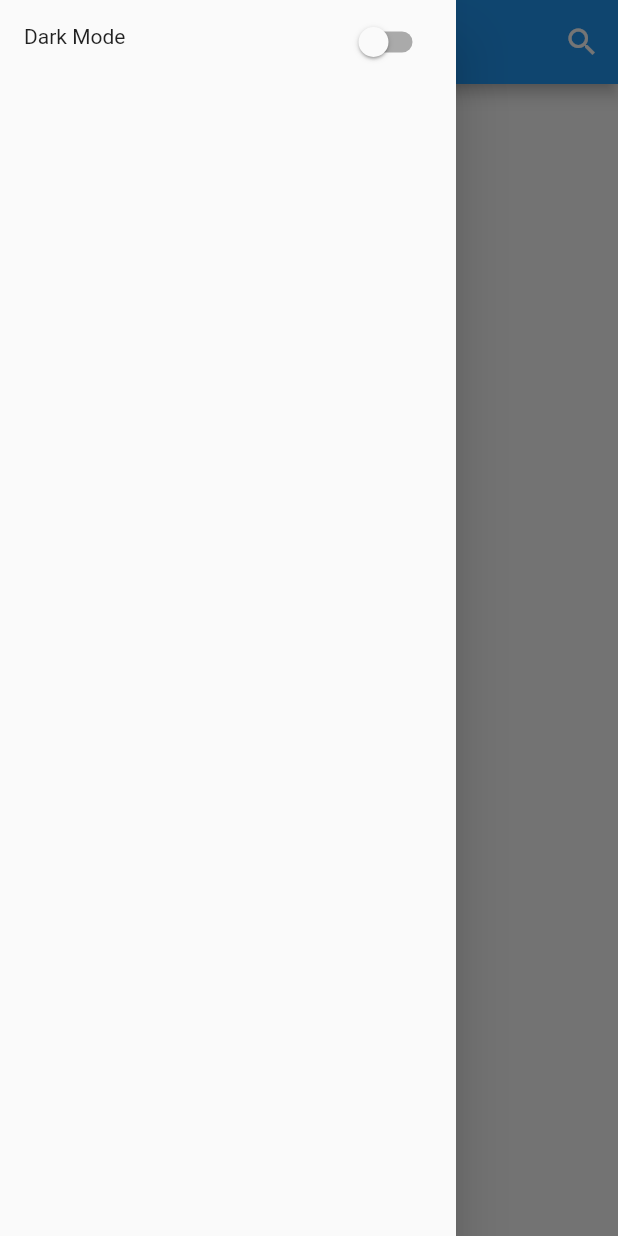
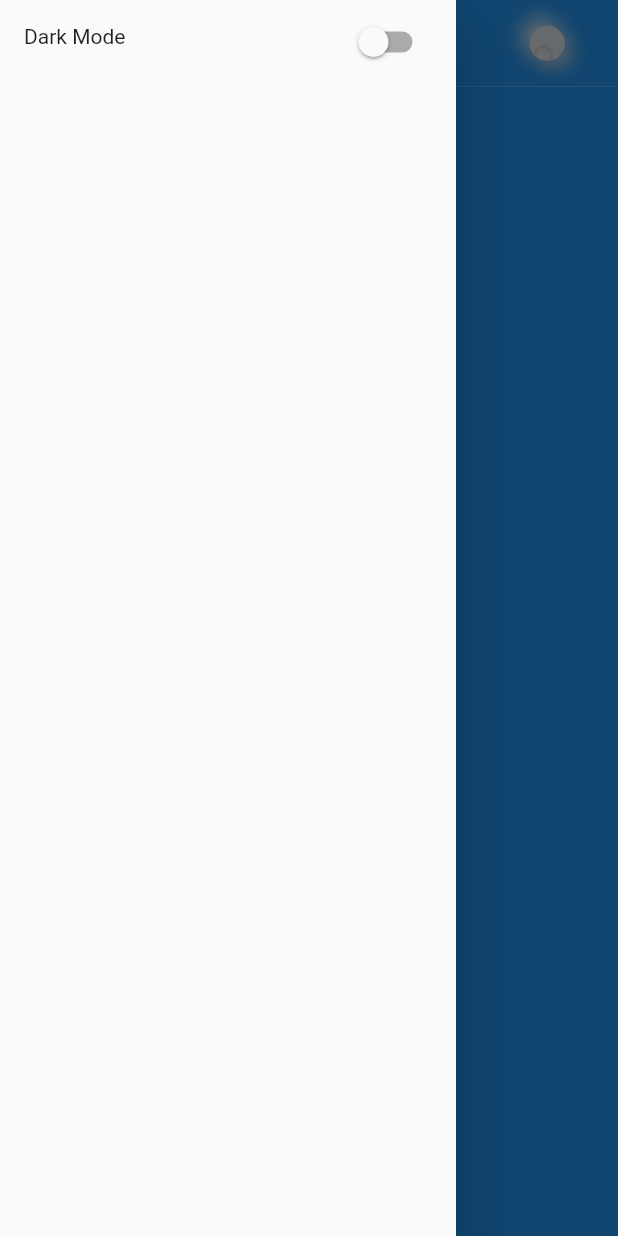
Before and after one commit to iamabhishek229313/Flute-Music-Player, a Flutter app: the screen it shows after launch, with the side drawer open, on a phone screen of 412 x 824 dp. Run offline on Flutter 3.47's test engine with Material 2 defaults, Android fonts, the phone set to English and light mode, and no system bars; drawn by our look-alikes of flutter_neumorphic; our stand-ins replace flutter_screenutil; missing offline and left inert: flutter_audio_query; statements that could not run were skipped.

Commit message:
Numorphic Buttons are there! hold my beer

```diff
--- a/lib/home_page.dart
+++ /dev/null
@@ -1,174 +0,0 @@
-import 'package:flute_music/song_data/fetch_songs.dart';
-import 'package:flute_music/theming/dynamic_theming._bloc.dart';
-import 'package:flutter/material.dart';
-import 'package:flutter_screenutil/flutter_screenutil.dart';
-
-class MyHomePage extends StatefulWidget {
-  final ThemeBloc bloc;
-  final bool isDark;
-  MyHomePage(this.isDark, this.bloc);
-
-  @override
-  _MyHomePageState createState() => _MyHomePageState();
-}
-
-class _MyHomePageState extends State<MyHomePage>
-    with SingleTickerProviderStateMixin {
-  FetchSongs fetchSongs;
-  final GlobalKey<ScaffoldState> _scaffoldKey = new GlobalKey<ScaffoldState>();
-
-  @override
-  void initState() {
-    // TODO: implement initState
-    super.initState();
-    fetchSongs = new FetchSongs();
-  }
-
-  @override
-  Widget build(BuildContext context) {
-    ScreenUtil.init(context);
-    return Scaffold(
-      key: _scaffoldKey,
-      appBar: new AppBar(
-        leading: Padding(
-          padding: const EdgeInsets.all(8.0),
-          child: InkWell(
-            onTap: () => _scaffoldKey.currentState.openDrawer(),
-            child: ClipRRect(
-              borderRadius: BorderRadius.circular(200),
-              child: new Image(
-                image: AssetImage('assets/images/abhishekProfile.JPG'),
-              ),
-            ),
-          ),
-        ),
-        actions: [
-          new IconButton(
-            icon: new Icon(
-              Icons.search,
-            ),
-            onPressed: () {},
-          )
-        ],
-      ),
-      drawer: _drawer(isDark: widget.isDark, bloc: widget.bloc),
-      body: new FutureBuilder(
-          future: fetchSongs.songs_list(),
-          builder: (context, snapshot) {
-            if (snapshot.hasData) {
-              print(snapshot.data.length);
-              return Container(
-                color: Colors.red,
-              );
-            }
-            return _animated_progress();
-          }),
-    );
-  }
-
-  @override
-  void dispose() {
-    super.dispose();
-  }
-}
-
-class _animated_progress extends StatefulWidget {
-  @override
-  __animated_progressState createState() => __animated_progressState();
-}
-
-class __animated_progressState extends State<_animated_progress>
-    with SingleTickerProviderStateMixin {
-  AnimationController _animationController;
-  Animation<double> _bigger;
-  Animation<double> _smaller;
-
-  @override
-  void initState() {
-    // TODO: implement initState
-    super.initState();
-    _animationController = new AnimationController(
-        duration: Duration(milliseconds: 1200), vsync: this);
-
-    _bigger = new Tween(
-      begin: 0.0,
-      end: 100.0,
-    ).animate(
-        new CurvedAnimation(parent: _animationController, curve: Curves.ease));
-    _smaller = new Tween(begin: 100.0, end: 0.0).animate(
-        new CurvedAnimation(parent: _animationController, curve: Curves.ease));
-
-    _animationController.forward();
-
-    _animationController
-      ..addListener(() {
-        this.setState(() {});
-      })
-      ..addStatusListener((status) {
-        if (status == AnimationStatus.completed) _animationController.repeat();
-      });
-  }
-
-  @override
-  Widget build(BuildContext context) {
-    return Center(
-        child: Stack(
-      children: <Widget>[
-        Align(
-          child: Container(
-            decoration: new BoxDecoration(
-              shape: BoxShape.circle,
-              color: Colors.blue.shade100,
-            ),
-            width: _bigger.value,
-            height: _bigger.value,
-          ),
-        ),
-        Align(
-          child: Container(
-            decoration: new BoxDecoration(
-              shape: BoxShape.circle,
-              color: Colors.blue.shade200,
-            ),
-            width: _smaller.value,
-            height: _smaller.value,
-          ),
-        ),
-      ],
-    ));
-  }
-
-  @override
-  void dispose() {
-    _animationController.dispose();
-    super.dispose();
-  }
-}
-
-class _drawer extends StatelessWidget {
-  const _drawer({
-    Key key,
-    @required this.isDark,
-    @required this.bloc,
-  }) : super(key: key);
-
-  final bool isDark;
-  final ThemeBloc bloc;
-
-  @override
-  Widget build(BuildContext context) {
-    return new Drawer(
-      child: ListView(
-        children: [
-          ListTile(
-            leading: new Text("Dark Mode"),
-            trailing: new Switch(
-              value: this.isDark,
-              onChanged: bloc.changeTheme,
-            ),
-          )
-        ],
-      ),
-    );
-  }
-}
--- /dev/null
+++ b/lib/home_page/animated_progress.dart
@@ -0,0 +1,95 @@
+import 'package:flutter/material.dart';
+
+class animated_progress extends StatefulWidget {
+  @override
+  _animated_progressState createState() => _animated_progressState();
+}
+
+class _animated_progressState extends State<animated_progress>
+    with SingleTickerProviderStateMixin {
+  AnimationController _animationController;
+  Animation<double> _bigger;
+  Animation<double> _smaller;
+
+  @override
+  void initState() {
+    // TODO: implement initState
+    super.initState();
+    _animationController = new AnimationController(
+        duration: Duration(milliseconds: 1200), vsync: this);
+
+    _bigger = new Tween(
+      begin: 0.0,
+      end: 100.0,
+    ).animate(
+        new CurvedAnimation(parent: _animationController, curve: Curves.ease));
+    _smaller = new Tween(begin: 100.0, end: 0.0).animate(
+        new CurvedAnimation(parent: _animationController, curve: Curves.ease));
+
+    _animationController.forward();
+
+    _animationController
+      ..addListener(() {
+        this.setState(() {});
+      })
+      ..addStatusListener((status) {
+        if (status == AnimationStatus.completed) _animationController.repeat();
+      });
+  }
+
+  @override
+  Widget build(BuildContext context) {
+    return Container(
+      color: Theme.of(context).primaryColor,
+      child: Center(
+        child: Column(
+          mainAxisSize: MainAxisSize.min,
+          children: <Widget>[
+            Row(
+              mainAxisSize: MainAxisSize.min,
+              children: <Widget>[
+                Stack(
+                  children: <Widget>[
+                    Align(
+                      child: Container(
+                        decoration: new BoxDecoration(
+                          shape: BoxShape.circle,
+                          color: Colors.blue.shade200,
+                        ),
+                        width: _bigger.value,
+                        height: _bigger.value,
+                      ),
+                    ),
+                    Align(
+                      child: Container(
+                        decoration: new BoxDecoration(
+                          shape: BoxShape.circle,
+                          color: Colors.blue.shade100,
+                        ),
+                        width: _smaller.value,
+                        height: _smaller.value,
+                      ),
+                    ),
+                  ],
+                ),
+              ],
+            ),
+            new SizedBox(
+              height: 10.0,
+            ),
+            new Text(
+              "Fetching Music ...",
+              style: new TextStyle(fontFamily: 'Nunito', fontSize: 18.0),
+            )
+          ],
+        ),
+      ),
+    );
+  }
+
+  @override
+  void dispose() {
+    _animationController.dispose();
+    super.dispose();
+  }
+}
--- /dev/null
+++ b/lib/home_page/home_page.dart
@@ -0,0 +1,123 @@
+import 'package:flute_music/home_page/animated_progress.dart';
+import 'package:flute_music/neuromorphic_UI/neuromorphic_custom_styles.dart';
+import 'package:flute_music/song_data/fetch_songs.dart';
+import 'package:flute_music/theming/dynamic_theming._bloc.dart';
+import 'package:flutter/material.dart';
+import 'package:flutter_neumorphic/flutter_neumorphic.dart';
+import 'package:flutter_screenutil/flutter_screenutil.dart';
+
+class MyHomePage extends StatefulWidget {
+  final ThemeBloc bloc;
+  final bool isDark;
+  MyHomePage(this.isDark, this.bloc);
+
+  @override
+  _MyHomePageState createState() => _MyHomePageState();
+}
+
+class _MyHomePageState extends State<MyHomePage>
+    with SingleTickerProviderStateMixin {
+  FetchSongs fetchSongs;
+  final GlobalKey<ScaffoldState> _scaffoldKey = new GlobalKey<ScaffoldState>();
+
+  @override
+  void initState() {
+    // TODO: implement initState
+    super.initState();
+    fetchSongs = new FetchSongs();
+  }
+
+  @override
+  Widget build(BuildContext context) {
+    ScreenUtil.init(context);
+    return Scaffold(
+      key: _scaffoldKey,
+      drawer: _drawer(isDark: widget.isDark, bloc: widget.bloc),
+      body: SafeArea(
+        child: Column(
+          children: [
+            new Container(
+              height: MediaQuery.of(context).size.height * 0.07,
+              color: Theme.of(context).primaryColor,
+              child: new Row(
+                mainAxisAlignment: MainAxisAlignment.spaceBetween,
+                children: [
+                  Padding(
+                    padding: EdgeInsets.all(11.0),
+                    child: InkWell(
+                      onTap: () => _scaffoldKey.currentState.openDrawer(),
+                      child: ClipRRect(
+                        borderRadius: BorderRadius.circular(200),
+                        child: new Image(
+                          image:
+                              AssetImage('assets/images/abhishekProfile.JPG'),
+                        ),
+                      ),
+                    ),
+                  ),
+                  NeumorphicButton(
+                    margin: EdgeInsets.all(ScreenUtil().setWidth(15.0)),
+                    boxShape: NeumorphicBoxShape.circle(),
+                    onClick: (){
+                    },
+                    style: widget.isDark ? dark_softUI : light_softUI,
+                    child: new Icon(
+                      Icons.search,
+                      color: Theme.of(context).highlightColor,
+                    ),
+                  )
+                ],
+              ),
+            ),
+            new Expanded(
+              child: new FutureBuilder(
+                  future: fetchSongs.songs_list(),
+                  builder: (context, snapshot) {
+                    if (snapshot.hasData) {
+                      print(snapshot.data.length);
+                      return Container(
+                        color: Theme.of(context).primaryColor,
+                      );
+                    }
+                    return animated_progress();
+                  }),
+            )
+          ],
+        ),
+      ),
+    );
+  }
+
+  @override
+  void dispose() {
+    super.dispose();
+  }
+}
+
+class _drawer extends StatelessWidget {
+  const _drawer({
+    Key key,
+    @required this.isDark,
+    @required this.bloc,
+  }) : super(key: key);
+
+  final bool isDark;
+  final ThemeBloc bloc;
+
+  @override
+  Widget build(BuildContext context) {
+    return new Drawer(
+      child: ListView(
+        children: [
+          ListTile(
+            leading: new Text("Dark Mode"),
+            trailing: new Switch(
+              value: this.isDark,
+              onChanged: bloc.changeTheme,
+            ),
+          )
+        ],
+      ),
+    );
+  }
+}
--- a/lib/main.dart
+++ b/lib/main.dart
@@ -1,4 +1,4 @@
-import 'package:flute_music/home_page.dart';
+import 'package:flute_music/home_page/home_page.dart';
 import 'package:flute_music/theming/dynamic_theming._bloc.dart';
 import 'package:flutter/material.dart';
 
@@ -18,7 +18,13 @@ class MyApp extends StatelessWidget {
         return MaterialApp(
           debugShowCheckedModeBanner: false,
           title: 'Flutter Demo',
-          theme: snapshot.data ? ThemeData.dark() : ThemeData.light(),
+          theme: snapshot.data
+              ? ThemeData.dark().copyWith(
+                  primaryColor: Color.fromRGBO(30, 31, 35, 1.0),
+                  highlightColor: Colors.white)
+              : ThemeData.light().copyWith(
+                  primaryColor: Color.fromRGBO(225, 230, 236, 1.0),
+                  highlightColor: Colors.black),
           home: MyHomePage(snapshot.data, theme_bloc),
         );
       },
--- /dev/null
+++ b/lib/neuromorphic_UI/neuromorphic_custom_styles.dart
@@ -0,0 +1,22 @@
+import 'package:flutter/material.dart';
+import 'package:flutter_neumorphic/flutter_neumorphic.dart';
+
+final dark_softUI = new NeumorphicStyle(
+  shape: NeumorphicShape.flat,
+  color: Color.fromRGBO(30, 31, 35,1.0),
+  shadowDarkColor: Color.fromRGBO(25, 26, 30, 1.0),
+  shadowLightColor: Color.fromRGBO(45, 46, 50,1.0),
+  depth: 10,
+  lightSource: LightSource.topLeft,
+  intensity: 1
+);
+
+final light_softUI = new NeumorphicStyle(
+  shape: NeumorphicShape.flat,
+  color: Color.fromRGBO(225, 230, 236, 1.0),
+  shadowDarkColor: Color.fromRGBO(205, 210, 215, 1.0),
+  shadowLightColor: Color.fromRGBO(240 , 242, 244, 1.0),
+  depth: 10,
+  lightSource: LightSource.topLeft,
+  intensity: 1
+);
--- a/lib/song_data/fetch_songs.dart
+++ b/lib/song_data/fetch_songs.dart
@@ -5,7 +5,7 @@ class FetchSongs {
 
   songs_list() async {
     List<SongInfo> songsData = await audioQuery.getSongs();
-    await Future.delayed(Duration(seconds: 20));
+    await Future.delayed(Duration(seconds: 5));
     return songsData ;
   }
 }
--- a/pubspec.yaml
+++ b/pubspec.yaml
@@ -29,6 +29,7 @@ dependencies:
   flutter_audio_query: ^0.3.4+2
   audio_service: ^0.7.2
   just_audio: ^0.1.5
+  flutter_neumorphic: ^1.0.7
 
   # The following adds the Cupertino Icons font to your application.
   # Use with the CupertinoIcons class for iOS style icons.
@@ -65,6 +66,10 @@ flutter:
   # "family" key with the font family name, and a "fonts" key with a
   # list giving the asset and other descriptors for the font. For
   # example:
+  fonts:
+    - family: Nunito
+      fonts:
+        - asset: assets/fonts/Nunito-Regular.ttf
   # fonts:
   #   - family: Schyler
   #     fonts:
```
Also changed, not shown: assets/fonts/Nunito-Regular.ttf (added), pubspec.lock.
